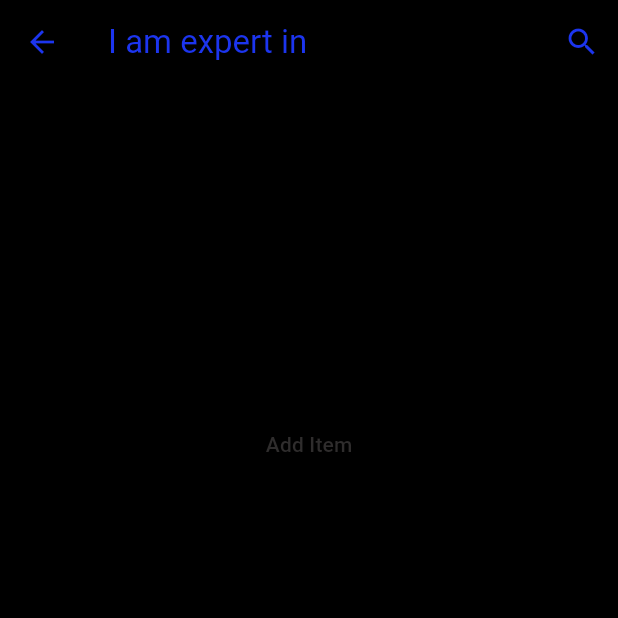
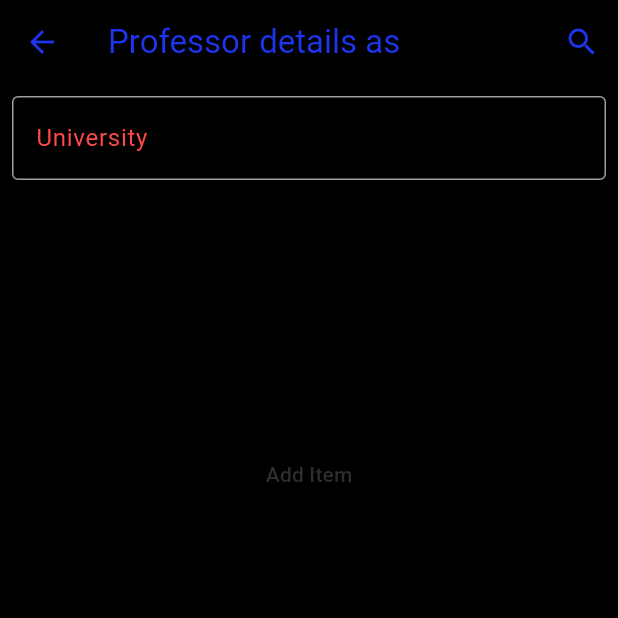
Before and after one commit to mohdaslam01/RatingsCrossPlatform-App, a Flutter app: the screen it shows after launch, after a tap on "Login", on a phone screen of 412 x 824 dp, the top half of it. Run offline on Flutter 3.47's test engine with Material 3 defaults, Android fonts, the phone set to English and light mode, and no system bars; our stand-ins replace cloud_firestore, firebase_auth, firebase_core, flutter_signin_button; accounts and stored records are empty.

Commit message:
1:56 PM Alhamdulillah, Text Input Field decoration completed after Login and DB integration completed. Subhan Allah

```diff
--- a/ratingsapp/lib/login.dart
+++ b/ratingsapp/lib/login.dart
@@ -6,6 +6,21 @@ import 'package:flutter_signin_button/flutter_signin_button.dart';
 import 'package:ratingsapp/home.dart';
 // ignore: unused_import
 import 'package:ratingsapp/main.dart';
+import 'package:flutter/services.dart';
+
+class UpperCaseTextFormatter extends TextInputFormatter {
+  @override
+  TextEditingValue formatEditUpdate(
+    TextEditingValue oldValue,
+    TextEditingValue newValue,
+  ) {
+    return newValue.copyWith(
+      text: newValue.text.toUpperCase(),
+      selection: newValue.selection,
+    );
+  }
+}
+
 
 class LoginPage extends StatefulWidget {
   const LoginPage({super.key});
@@ -126,7 +141,7 @@ class _LoginPageState extends State<LoginPage> {
   Widget build(BuildContext context) {
     return Scaffold(
       appBar: AppBar(
-        title: const Text('I am expert in'),
+        title: const Text('Professor details as'),
         actions: [
           IconButton(
             icon: const Icon(Icons.search),
@@ -147,9 +162,26 @@ class _LoginPageState extends State<LoginPage> {
           padding: const EdgeInsets.all(8.0),
           child: TextField(
             controller: itemController,
+            inputFormatters: [
+          UpperCaseTextFormatter(), // Enforces uppercase input
+          LengthLimitingTextInputFormatter(4), // Limits input to 5 characters
+          FilteringTextInputFormatter.allow(RegExp(r'[a-zA-Z]')),//Only characters as Input - Input REstriction.
+        ],
+            maxLength: 5,
+            style: const TextStyle(
+              color: Color.fromARGB(255, 255, 136, 136),
+              backgroundColor: Color.fromRGBO(22, 22, 22, 0.788),
+              ),
             decoration: const InputDecoration(
+              enabledBorder: OutlineInputBorder(
+        borderSide: BorderSide(color: Colors.grey), // Border color when not focused
+      ),
+      focusedBorder: OutlineInputBorder(
+        borderSide: BorderSide(color: Colors.blue), // Border color when focused
+      ),
               border: OutlineInputBorder(),
-              labelText: 'Enter an item',
+              labelText: 'University',
+              labelStyle: TextStyle(color: Color.fromRGBO(255, 72, 72, 1))
             ),
           ),
         ),
@@ -179,7 +211,7 @@ class _LoginPageState extends State<LoginPage> {
             if (itemController.text.isNotEmpty &&
                 phoneController.text.isNotEmpty &&
                 communicationController.text.isNotEmpty) {
-              _addItem(itemController.text, phoneController.text,
+              _addItem(itemController.text.toUpperCase(), phoneController.text,
                   communicationController.text);
               itemController.clear();
               phoneController.clear();
```
